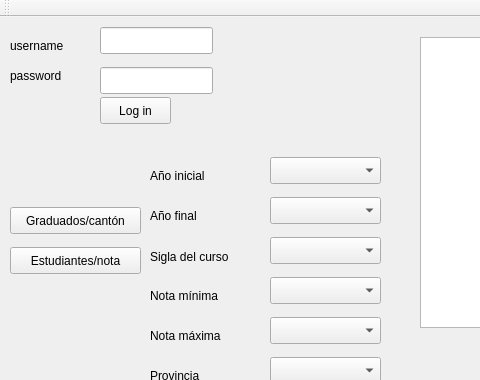
This is mainwindow.ui in oretnom/proy1_lochi as Qt 5 draws it before an edit; both pictures show x 0 to 480 and y 0 to 380 of the 850 by 600 pixel window. The edited form follows.
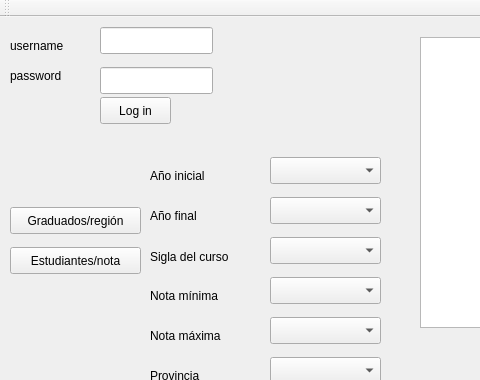
This is the edited form.

Patch:
```diff
--- a/mainwindow.ui
+++ b/mainwindow.ui
@@ -85,7 +85,7 @@
      </rect>
     </property>
     <property name="text">
-     <string>Graduados/cantón</string>
+     <string>Graduados/región</string>
     </property>
    </widget>
    <widget class="QPushButton" name="button_notas">
```
